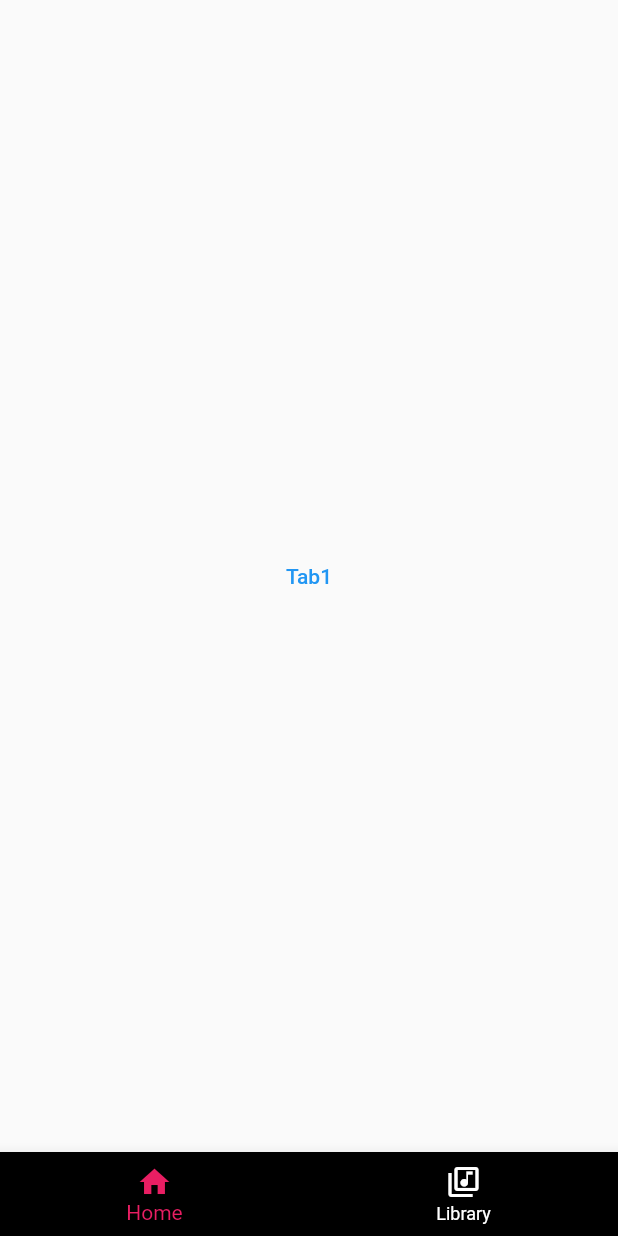
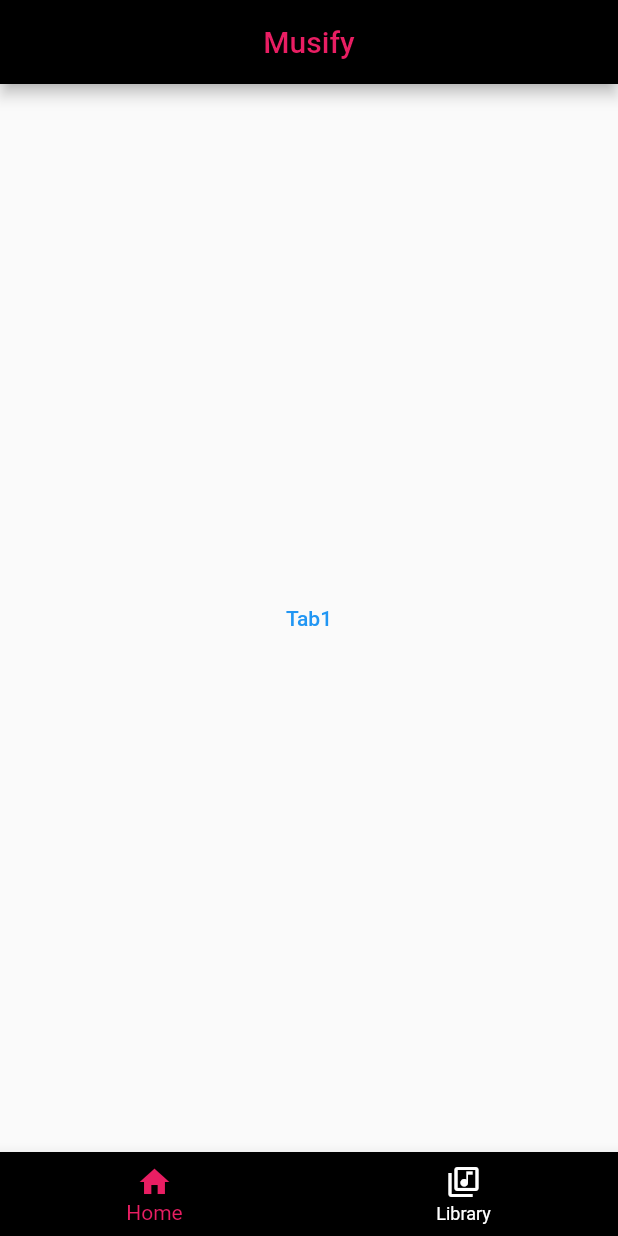
Before and after one commit to mrinfinidy/musify, a Flutter app: the screen it shows after launch, on a phone screen of 412 x 824 dp. Run offline on Flutter 3.47's test engine with Material 2 defaults, Android fonts, the phone set to English and light mode, and no system bars.

Commit message:
Add app bar

```diff
--- a/lib/pages/musifyPage.dart
+++ b/lib/pages/musifyPage.dart
@@ -12,6 +12,13 @@ class _MusifyState extends State<MusifyPage> {
     @override
     Widget build(BuildContext context) {
         return Scaffold(
+            appBar: AppBar(
+                title: Center(
+                    child: const Text('Musify'),
+                ),
+                backgroundColor: Colors.black,
+                foregroundColor: Colors.pink,
+            ),
             body: Center(
                 child: TextButton(
                     onPressed: (() => Navigator.push(context,
```
Also changed, not shown: lib/main.dart (indentation only).
